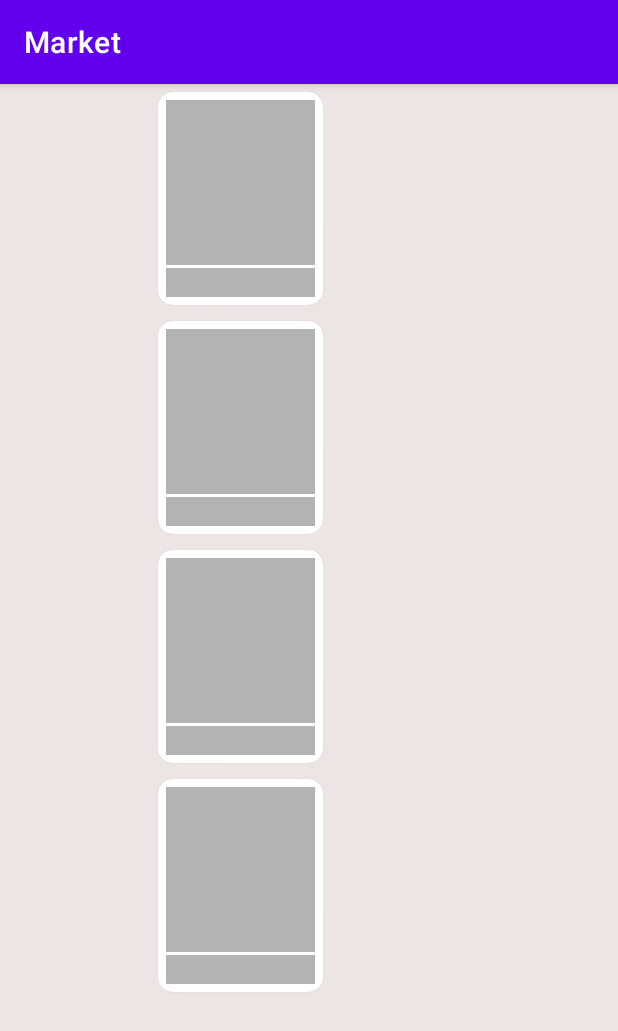
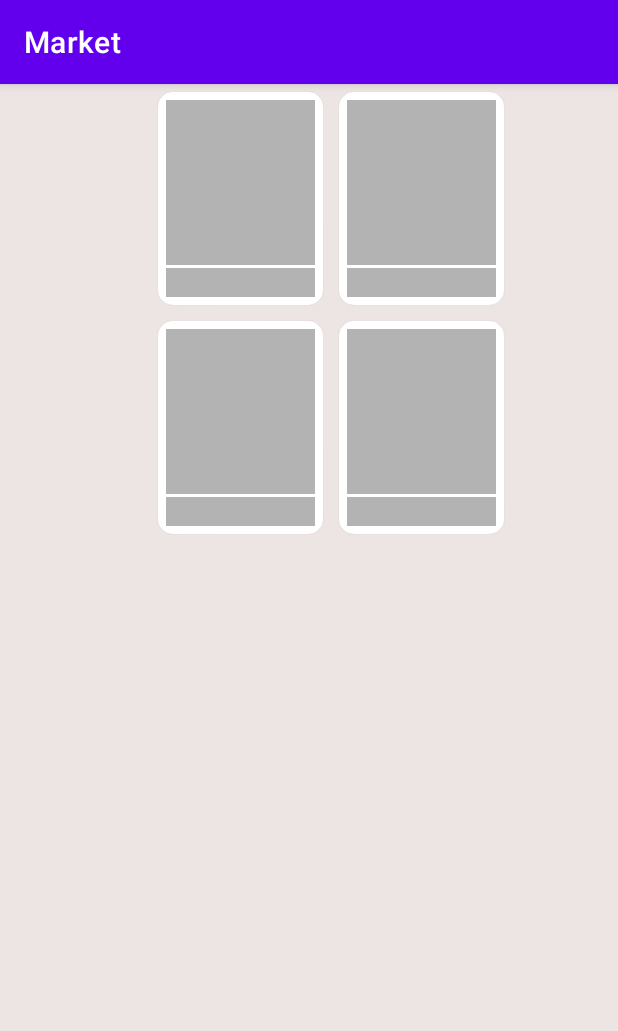
Before and after one commit to bendressouarnaud/ecommercemobile, an Android app: the fragment Fragmentcategorie shown on its own in the app's theme, on a phone screen of 412 x 824 dp. Shown: the top 1031 px of the screen. Run offline under Robolectric (Android 15) with nearby library versions, the phone set to English and light mode, and no system bars; our stand-ins replace Shimmer, data binding; libraries missing offline, so code that uses them is left out: com.facebook.shimmer.

Commit message:
08072023

```diff
--- a/app/src/main/java/com/ankk/market/SousproduitActivity.java
+++ b/app/src/main/java/com/ankk/market/SousproduitActivity.java
@@ -52,7 +52,7 @@ public class SousproduitActivity extends AppCompatActivity {
 
 
         // Detail :
-        LinearLayoutManager layoutManagerDetail = new LinearLayoutManager(this,
+        /*LinearLayoutManager layoutManagerDetail = new LinearLayoutManager(this,
                 LinearLayoutManager.VERTICAL, false);
         binder.recyclerdetail.setLayoutManager(layoutManagerDetail);
         AdapterDetailProduit adapterDetailProduit = new AdapterDetailProduit(this);
@@ -64,7 +64,7 @@ public class SousproduitActivity extends AppCompatActivity {
                 d -> {
                     adapterDetailProduit.addItems(d);
                 }
-        );
+        );*/
     }
 
 
--- a/app/src/main/java/com/ankk/market/proxies/ApiProxy.java
+++ b/app/src/main/java/com/ankk/market/proxies/ApiProxy.java
@@ -1,5 +1,6 @@
 package com.ankk.market.proxies;
 
+import com.ankk.market.beans.Beancategorie;
 import com.ankk.market.beans.Beansousproduit;
 import com.ankk.market.beans.RequeteBean;
 import com.ankk.market.models.Produit;
@@ -19,5 +20,5 @@ public interface ApiProxy {
 
     //
     @POST("backendcommerce/getmobileallsousproduits")
-    Call<List<Sousproduit>> getmobileallsousproduits(@Body RequeteBean rn);
+    Call<List<Beancategorie>> getmobileallsousproduits(@Body RequeteBean rn);
 }
--- a/app/src/main/res/layout/fragmentcategorie.xml
+++ b/app/src/main/res/layout/fragmentcategorie.xml
@@ -28,7 +28,7 @@
             android:id="@+id/shimmerlibprod"
             app:layout_constraintTop_toTopOf="parent"
             app:layout_constraintStart_toEndOf="@id/recyclerfraglibprod"
-            app:layout_constraintEnd_toEndOf="parent"
+            app:layout_constraintEnd_toStartOf="@id/recyclerfragdetail"
             app:layout_constraintBottom_toBottomOf="parent"
             android:layout_width="0dp"
             android:layout_height="0dp"
@@ -44,11 +44,21 @@
                 android:layout_height="match_parent"
                 android:orientation="vertical">
 
-                <include layout="@layout/cardviewproduitshimmer"/>
-                <include layout="@layout/cardviewproduitshimmer"/>
-                <include layout="@layout/cardviewproduitshimmer"/>
-                <include layout="@layout/cardviewproduitshimmer"/>
+                <LinearLayout
+                    android:layout_width="match_parent"
+                    android:layout_height="wrap_content"
+                    android:orientation="horizontal">
+                    <include layout="@layout/cardviewproduitshimmer"/>
+                    <include layout="@layout/cardviewproduitshimmer"/>
+                </LinearLayout>
 
+                <LinearLayout
+                    android:layout_width="match_parent"
+                    android:layout_height="wrap_content"
+                    android:orientation="horizontal">
+                    <include layout="@layout/cardviewproduitshimmer"/>
+                    <include layout="@layout/cardviewproduitshimmer"/>
+                </LinearLayout>
 
             </LinearLayout>
 
@@ -65,6 +75,7 @@
             android:layout_width="0dp"
             android:layout_height="match_parent"
             android:background="#F4F0F0"
+            android:visibility="gone"
             />
 
     </androidx.constraintlayout.widget.ConstraintLayout>
```
Also changed, not shown: app/src/main/java/com/ankk/market/adapters/AdapterDetailProduit.java (+5 -22 lines), app/src/main/java/com/ankk/market/adapters/AdapterGridView.java (+7 -5 lines), app/src/main/java/com/ankk/market/adapters/AdapterListProduit.java (+9 -7 lines), app/src/main/java/com/ankk/market/beans/Beancategorie.java (added, +30 -0 lines), app/src/main/java/com/ankk/market/beans/Detail.java (added, +41 -0 lines), app/src/main/java/com/ankk/market/fragments/Fragmentcategorie.java (+10 -2 lines), 1 other file.
